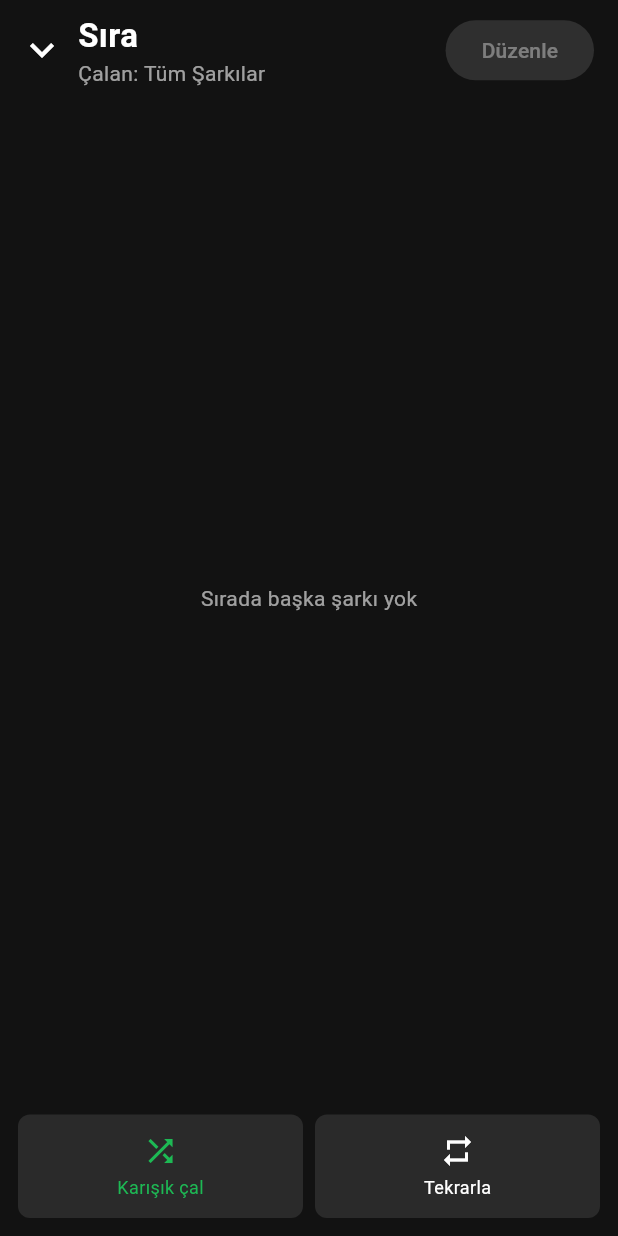
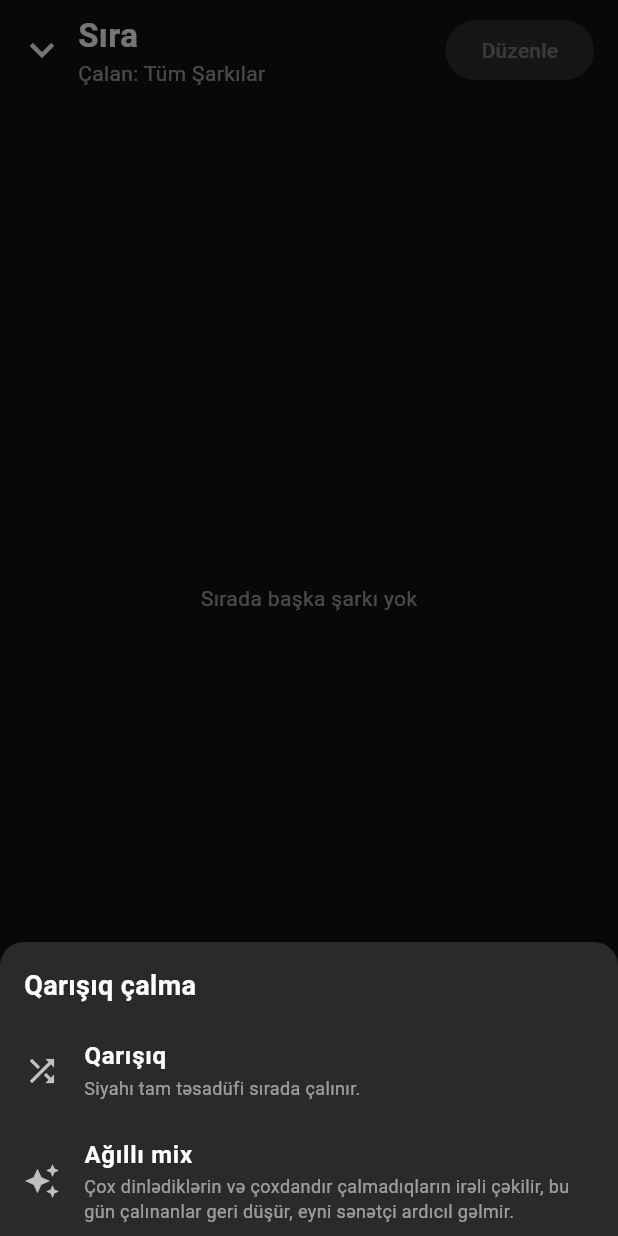
Before and after one commit to FtBanned/cloudio-app, a Flutter app: the QueuePage screen opened directly, after a tap on "Karışık çal", on a phone screen of 412 x 824 dp. Run offline on Flutter 3.47's test engine with Material 3 defaults, Android fonts, the phone set to English and light mode, and no system bars; our stand-ins replace audio_service, file_picker, just_audio, sembast, sembast_web, web; missing offline and left inert: audio_session, dart:js_interop.

Commit message:
Qarışıq çalma funksionallığı genişləndirildi; ağıllı mix rejimi əlavə edildi və istifadəçi interfeysində dəyişikliklər edildi.

```diff
--- a/lib/main.dart
+++ b/lib/main.dart
@@ -1077,9 +1077,9 @@ class NowPlayingPage extends StatelessWidget {
                       mainAxisAlignment: MainAxisAlignment.spaceBetween,
                       children: [
                         IconButton(
-                          icon: Icon(Icons.shuffle,
+                          icon: Icon(shuffleIconFor(c),
                               color: c.shuffleOn ? kGreen : Colors.white),
-                          onPressed: c.toggleShuffle,
+                          onPressed: () => showShuffleSheet(context),
                         ),
                         IconButton(
                           iconSize: 40,
@@ -1194,6 +1194,66 @@ class _SleepTimerButton extends StatelessWidget {
   }
 }
 
+IconData shuffleIconFor(PlayerController c) =>
+    c.smartShuffle ? Icons.auto_awesome : Icons.shuffle;
+
+/// Qarışıq çalma seçimi: Qarışıq / Ağıllı mix (seçilmiş olana yenidən toxunmaq söndürür).
+void showShuffleSheet(BuildContext context) {
+  final c = PlayerController.instance;
+  Widget option(BuildContext ctx, ShuffleMode m, IconData icon, String title,
+      String sub) {
+    final on = c.shuffleMode == m;
+    return ListTile(
+      leading: Icon(icon, color: on ? kGreen : Colors.white70),
+      title: Text(title,
+          style: TextStyle(
+              color: on ? kGreen : Colors.white, fontWeight: FontWeight.w600)),
+      subtitle: Text(sub,
+          style: const TextStyle(color: Colors.white54, fontSize: 12)),
+      trailing: on ? const Icon(Icons.check, color: kGreen) : null,
+      onTap: () {
+        Navigator.pop(ctx);
+        c.setShuffleMode(on ? ShuffleMode.off : m);
+      },
+    );
+  }
+
+  showModalBottomSheet(
+    context: context,
+    backgroundColor: kCard,
+    shape: _sheetShape,
+    builder: (ctx) => SafeArea(
+      child: Column(
+        mainAxisSize: MainAxisSize.min,
+        children: [
+          const Padding(
+            padding: EdgeInsets.fromLTRB(16, 16, 16, 8),
+            child: Align(
+              alignment: Alignment.centerLeft,
+              child: Text('Qarışıq çalma',
+                  style: TextStyle(fontSize: 18, fontWeight: FontWeight.bold)),
+            ),
+          ),
+          option(ctx, ShuffleMode.normal, Icons.shuffle, 'Qarışıq',
+              'Siyahı tam təsadüfi sırada çalınır.'),
+          option(ctx, ShuffleMode.smart, Icons.auto_awesome, 'Ağıllı mix',
+              'Çox dinlədiklərin və çoxdandır çalmadıqların irəli çəkilir, '
+                  'bu gün çalınanlar geri düşür, eyni sənətçi ardıcıl gəlmir.'),
+          if (c.shuffleOn)
+            ListTile(
+              leading: const Icon(Icons.close, color: Colors.white70),
+              title: const Text('Söndür'),
+              onTap: () {
+                Navigator.pop(ctx);
+                c.setShuffleMode(ShuffleMode.off);
+              },
+            ),
+        ],
+      ),
+    ),
+  );
+}
+
 /// Yuxu taymeri variantları.
 void showSleepSheet(BuildContext context) {
   final c = PlayerController.instance;
@@ -2215,10 +2275,10 @@ class _CollectionPageState extends State<CollectionPage> {
                         ],
                         const Spacer(),
                         IconButton(
-                          icon: Icon(Icons.shuffle,
+                          icon: Icon(shuffleIconFor(c),
                               size: 28,
                               color: c.shuffleOn ? kGreen : Colors.white),
-                          onPressed: c.toggleShuffle,
+                          onPressed: () => showShuffleSheet(context),
                         ),
                         const SizedBox(width: 4),
                         Container(
--- a/lib/persistence.dart
+++ b/lib/persistence.dart
@@ -92,6 +92,7 @@ class SavedQueue {
   final int? cur; // ids içində hazırkı mahnı
   final int pos; // order içində hazırkı yer
   final bool shuffle;
+  final bool smart; // true: Ağıllı mix (shuffle ilə birlikdə)
   final int repeat; // RepeatKind.index
   final String name;
   SavedQueue({
@@ -100,6 +101,7 @@ class SavedQueue {
     required this.cur,
     required this.pos,
     required this.shuffle,
+    this.smart = false,
     required this.repeat,
     required this.name,
   });
@@ -381,6 +383,7 @@ class CloudioStore {
         'cur': q.cur,
         'pos': q.pos,
         'shuffle': q.shuffle,
+        'smart': q.smart,
         'repeat': q.repeat,
         'name': q.name,
       });
@@ -401,6 +404,7 @@ class CloudioStore {
         cur: m['cur'] as int?,
         pos: m['pos'] as int? ?? 0,
         shuffle: m['shuffle'] as bool? ?? false,
+        smart: m['smart'] as bool? ?? false,
         repeat: m['repeat'] as int? ?? 0,
         name: m['name'] as String? ?? '',
       );
--- a/lib/queue_page.dart
+++ b/lib/queue_page.dart
@@ -150,10 +150,10 @@ class _QueuePageState extends State<QueuePage> {
                     children: [
                       Expanded(
                         child: _QueueButton(
-                          icon: Icons.shuffle,
-                          label: 'Karışık çal',
+                          icon: shuffleIconFor(c),
+                          label: c.smartShuffle ? 'Ağıllı mix' : 'Karışık çal',
                           active: c.shuffleOn,
-                          onTap: c.toggleShuffle,
+                          onTap: () => showShuffleSheet(context),
                         ),
                       ),
                       const SizedBox(width: 8),
```
Also changed, not shown: lib/player_controller.dart (+75 -6 lines).
